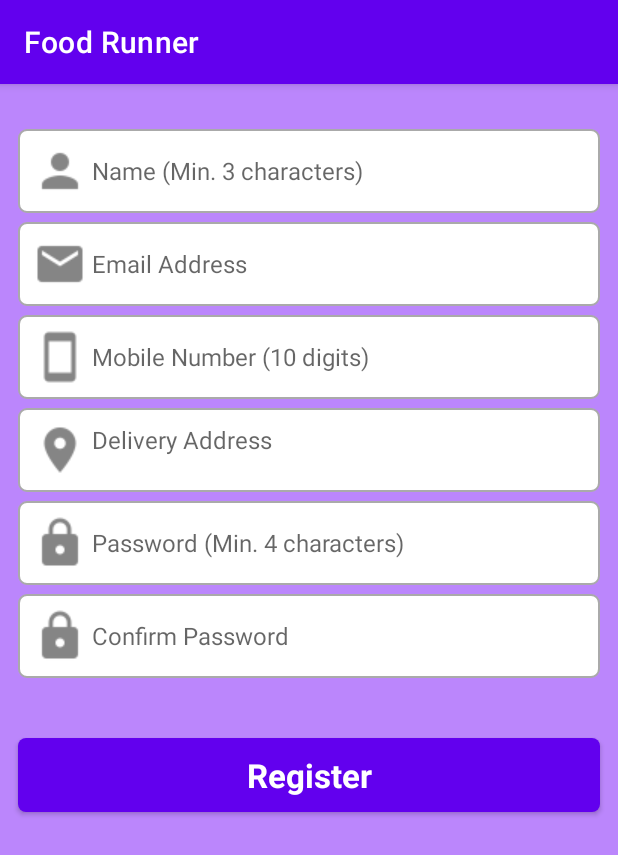
After one commit to sadankhan/AndroidAlpha, an Android app: the RegisterActivity screen opened directly, with no data from a screen before it, on a phone screen of 412 x 824 dp. The commit adds this screen. Shown: the top 855 px of the screen. Run offline under Robolectric (Android 15) with nearby library versions, the phone set to English and light mode, and no system bars.

Commit message:
Add Register, Dashboard, Forgot Password activities and layouts.

```diff
--- /dev/null
+++ b/foodrunner/src/main/java/com/intern/foodrunner/RegisterActivity.kt
@@ -0,0 +1,80 @@
+package com.intern.foodrunner
+
+import android.content.Intent
+import androidx.appcompat.app.AppCompatActivity
+import android.os.Bundle
+import android.widget.Button
+import android.widget.EditText
+import android.widget.RelativeLayout
+import androidx.appcompat.widget.Toolbar
+
+class RegisterActivity : AppCompatActivity() {
+
+    /*Declaring the different variables used for this activity*/
+    private lateinit var toolbar: Toolbar
+    private lateinit var btnRegister: Button
+    private lateinit var etName: EditText
+    private lateinit var etPhoneNumber: EditText
+    private lateinit var etPassword: EditText
+    private lateinit var etEmail: EditText
+    private lateinit var etAddress: EditText
+    private lateinit var etConfirmPassword: EditText
+    private lateinit var rlRegister: RelativeLayout
+
+    /*Life-cycle method of the activity*/
+    override fun onCreate(savedInstanceState: Bundle?) {
+        super.onCreate(savedInstanceState)
+
+        /*Linking the view*/
+        setContentView(R.layout.activity_register)
+
+        /*Toolbar
+        toolbar = findViewById(R.id.toolbar)
+        setSupportActionBar(toolbar)
+        supportActionBar?.title = "Register Yourself"
+        supportActionBar?.setHomeButtonEnabled(true)
+        supportActionBar?.setDisplayHomeAsUpEnabled(true)*/
+
+        /*Initialising the views with the ones defined in the XML*/
+        rlRegister = findViewById(R.id.rlRegister)
+        etName = findViewById(R.id.etName)
+        etPhoneNumber = findViewById(R.id.etPhoneNumber)
+        etEmail = findViewById(R.id.etEmail)
+        etPassword = findViewById(R.id.etPassword)
+        etConfirmPassword = findViewById(R.id.etConfirmPassword)
+        etAddress = findViewById(R.id.etAddress)
+        btnRegister = findViewById(R.id.btnRegister)
+
+        /*Handling the click on the button using the setOnClickListener method*/
+        btnRegister.setOnClickListener {
+
+            /*Declaring the intent which sets up the route for the navigation of the activity*/
+            val intent = Intent(this@RegisterActivity, DashboardActivity::class.java)
+
+            /*Declaring the bundle object which will carry the data*/
+            val bundle = Bundle()
+
+            /*Setting a value data which is activity specific. This will be used to identify from where the data was sent*/
+            bundle.putString("data", "register")
+
+            /*Putting the values in Bundle*/
+            bundle.putString("name", etName.text.toString())
+            bundle.putString("mobile", etPhoneNumber.text.toString())
+            bundle.putString("email", etEmail.text.toString())
+            bundle.putString("password", etPassword.text.toString())
+            bundle.putString("address", etAddress.text.toString())
+
+            /*Putting the Bundle to be shipped with the intent*/
+            intent.putExtra("details", bundle)
+
+            /*Starting the new activity by sending the intent in the startActivity method*/
+            startActivity(intent)
+        }
+    }
+
+    /*Setting up the navigation on toolbar
+    override fun onSupportNavigateUp(): Boolean {
+        onBackPressed()
+        return true
+    }*/
+}
--- /dev/null
+++ b/foodrunner/src/main/res/layout/activity_register.xml
@@ -0,0 +1,164 @@
+<?xml version="1.0" encoding="utf-8"?>
+<ScrollView xmlns:android="http://schemas.android.com/apk/res/android"
+    xmlns:tools="http://schemas.android.com/tools"
+    android:layout_width="match_parent"
+    android:layout_height="match_parent"
+    android:background="@android:color/white"
+    android:fillViewport="true"
+    tools:context=".RegisterActivity">
+
+    <RelativeLayout
+        android:layout_width="match_parent"
+        android:layout_height="wrap_content">
+
+        <RelativeLayout
+            android:layout_width="match_parent"
+            android:layout_height="match_parent"
+            android:id="@+id/rlRegister"
+            android:background="@color/purple_200">
+
+            <!--This is how you can include another layout
+            inside a layout file. We might need toolbar again
+            and again inside our project, so we just made one separate
+            layout file and then use it inside any layout file using the
+            include tag
+            <include
+                android:id="@+id/toolbar"
+                layout="@layout/toolbar"/>
+
+                 android:layout_below="@+id/toolbar"-->
+
+            <EditText
+                android:id="@+id/etName"
+                android:layout_width="match_parent"
+                android:layout_height="wrap_content"
+                android:layout_marginLeft="12dp"
+                android:background="@drawable/text_boundary_background"
+                android:layout_marginTop="30dp"
+                android:layout_marginRight="12dp"
+                android:hint="@string/enter_name"
+                android:padding="10dp"
+                android:singleLine="true"
+                android:drawableStart="@drawable/ic_action_person"
+                android:drawablePadding="3dp"
+                android:textColor="@android:color/black"
+                android:textSize="16sp"
+                tools:ignore="ExtraText" />
+
+            <EditText
+                android:id="@+id/etEmail"
+                android:layout_width="match_parent"
+                android:layout_height="wrap_content"
+                android:layout_below="@+id/etName"
+                android:background="@drawable/text_boundary_background"
+                android:layout_marginLeft="12dp"
+                android:layout_marginTop="6dp"
+                android:layout_marginRight="12dp"
+                android:drawableStart="@drawable/ic_action_email"
+                android:drawablePadding="3dp"
+                android:maxLines="1"
+                android:hint="@string/email"
+                android:inputType="textEmailAddress"
+                android:padding="10dp"
+                android:singleLine="true"
+                android:textColor="@android:color/black"
+                android:textSize="16sp"/>
+
+
+            <EditText
+                android:id="@+id/etPhoneNumber"
+                android:layout_width="match_parent"
+                android:layout_height="wrap_content"
+                android:background="@drawable/text_boundary_background"
+                android:layout_below="@+id/etEmail"
+                android:layout_marginLeft="12dp"
+                android:layout_marginTop="6dp"
+                android:layout_marginRight="12dp"
+                android:maxLength="10"
+                android:drawableStart="@drawable/ic_action_phone"
+                android:drawablePadding="3dp"
+                android:maxLines="1"
+                android:hint="@string/mobile_number"
+                android:inputType="phone"
+                android:padding="10dp"
+                android:singleLine="true"
+                android:textColor="@android:color/black"
+                android:textSize="16sp"/>
+
+            <EditText
+                android:id="@+id/etAddress"
+                android:layout_width="match_parent"
+                android:layout_height="wrap_content"
+                android:background="@drawable/text_boundary_background"
+                android:layout_below="@+id/etPhoneNumber"
+                android:layout_marginLeft="12dp"
+                android:layout_marginTop="6dp"
+                android:layout_marginRight="12dp"
+                android:gravity="top"
+                android:drawableStart="@drawable/ic_action_address"
+                android:drawablePadding="3dp"
+                android:hint="@string/address"
+                android:padding="10dip"
+                android:singleLine="true"
+                android:textColor="@android:color/black"
+                android:textSize="16sp"/>
+
+
+            <EditText
+                android:id="@+id/etPassword"
+                android:layout_width="match_parent"
+                android:background="@drawable/text_boundary_background"
+                android:layout_height="wrap_content"
+                android:layout_below="@+id/etAddress"
+                android:layout_marginLeft="12dp"
+                android:layout_marginTop="6dp"
+                android:layout_marginRight="12dp"
+                android:hint="@string/choose_password"
+                android:inputType="numberPassword"
+                android:padding="10dip"
+                android:maxLength="6"
+                android:drawableStart="@drawable/ic_action_password"
+                android:drawablePadding="3dp"
+                android:singleLine="true"
+                android:textColor="@android:color/black"
+                android:textSize="16sp"/>
+
+            <EditText
+                android:id="@+id/etConfirmPassword"
+                android:layout_width="match_parent"
+                android:layout_height="wrap_content"
+                android:background="@drawable/text_boundary_background"
+                android:layout_below="@+id/etPassword"
+                android:layout_marginLeft="12dp"
+                android:layout_marginTop="6dp"
+                android:layout_marginRight="12dp"
+                android:hint="@string/confirm_password"
+                android:inputType="numberPassword"
+                android:padding="10dip"
+                android:singleLine="true"
+                android:maxLength="6"
+                android:drawableStart="@drawable/ic_action_password"
+                android:drawablePadding="3dp"
+                android:textColor="@android:color/black"
+                android:textSize="16sp"/>
+
+
+            <Button
+                android:id="@+id/btnRegister"
+                android:layout_width="match_parent"
+                android:layout_height="wrap_content"
+                android:layout_below="@+id/etConfirmPassword"
+                android:layout_centerHorizontal="true"
+                android:layout_marginLeft="12dp"
+                android:layout_marginTop="40dp"
+                android:layout_marginRight="12dp"
+                android:background="@drawable/button_background"
+                android:text="@string/registration"
+                android:textAllCaps="false"
+                android:textStyle="bold"
+                android:textAppearance="?android:attr/textAppearanceLarge"
+                android:textColor="@android:color/white"/>
+        </RelativeLayout>
+
+    </RelativeLayout>
+</ScrollView>
```
Also changed, not shown: foodrunner/src/main/AndroidManifest.xml (+11 -2 lines), foodrunner/src/main/java/com/intern/foodrunner/DashboardActivity.kt (added, +56 -0 lines), foodrunner/src/main/java/com/intern/foodrunner/ForgotPasswordActivity.kt (added, +50 -0 lines), foodrunner/src/main/java/com/intern/foodrunner/LoginActivity.kt (+54 -0 lines), foodrunner/src/main/res/layout/activity_dashboard.xml (added, +19 -0 lines), foodrunner/src/main/res/layout/activity_forgot_password.xml (added, +79 -0 lines), foodrunner/src/main/res/layout/activity_login.xml (+6 -5 lines), foodrunner/src/main/res/layout/toolbar.xml (added, +10 -0 lines).
